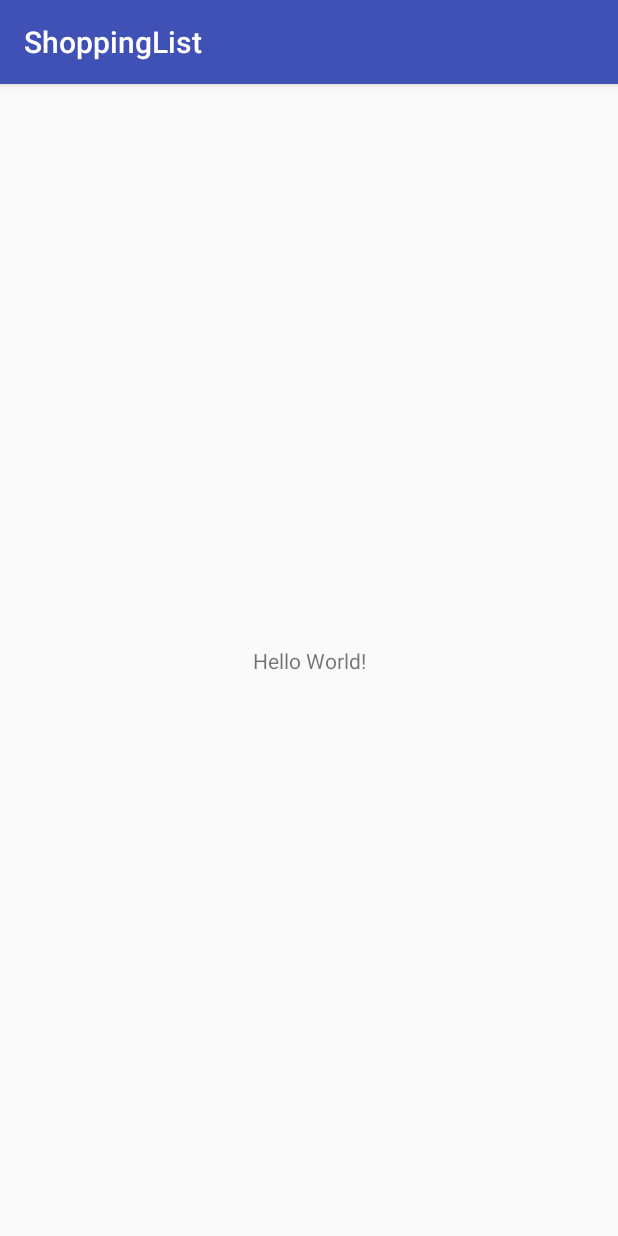
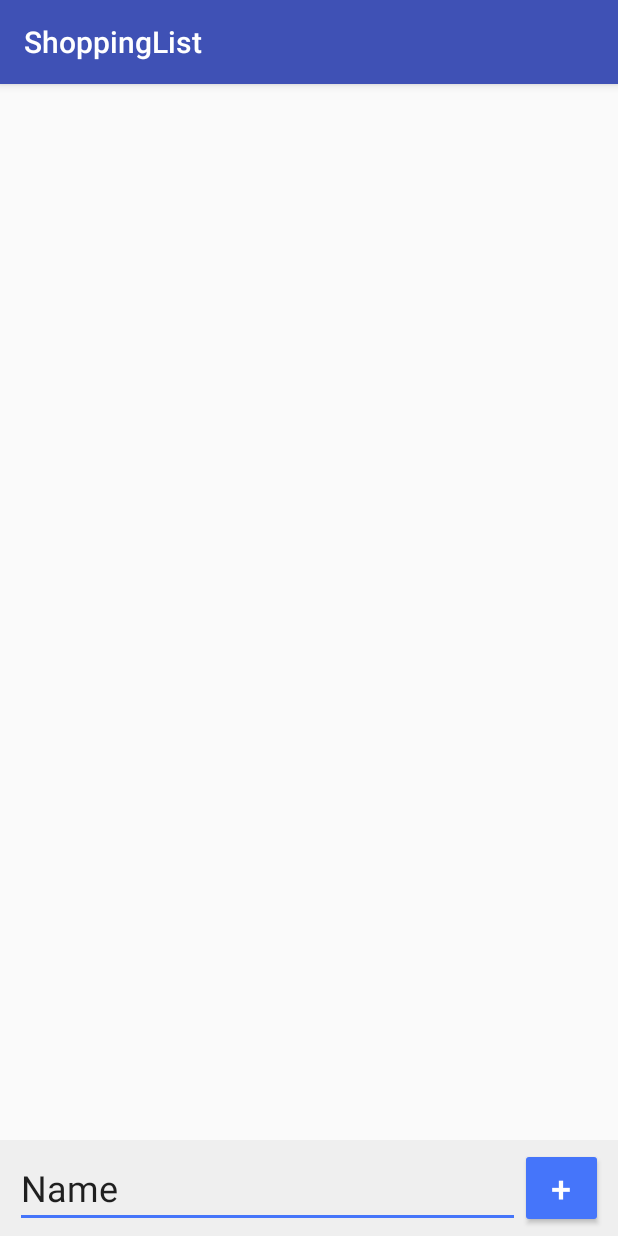
Before and after one commit to seditaa/ShoppingList2, an Android app: the screen it shows after launch (ShoppingListActivity), on a phone screen of 412 x 824 dp. Run offline under Robolectric (Android 15) with nearby library versions, the phone set to English and light mode, and no system bars.

Commit message:
Layout creat

```diff
--- a/app/src/main/java/edu/upc/eseiaat/pma/shoppinglist/ShoppingListActivity.java
+++ b/app/src/main/java/edu/upc/eseiaat/pma/shoppinglist/ShoppingListActivity.java
@@ -2,12 +2,24 @@ package edu.upc.eseiaat.pma.shoppinglist;
 
 import android.support.v7.app.AppCompatActivity;
 import android.os.Bundle;
+import android.view.View;
+import android.widget.EditText;
+import android.widget.ListView;
 
 public class ShoppingListActivity extends AppCompatActivity {
+
+    private ListView list;
+    private EditText edit_item;
 
     @Override
     protected void onCreate(Bundle savedInstanceState) {
         super.onCreate(savedInstanceState);
         setContentView(R.layout.activity_shopping_list);
+
+        list = (ListView) findViewById(R.id.list);
+        edit_item = (EditText) findViewById(R.id.edit_item);
+    }
+
+    public void add_item(View view) {
     }
 }
--- a/app/src/main/res/layout/activity_shopping_list.xml
+++ b/app/src/main/res/layout/activity_shopping_list.xml
@@ -1,18 +1,53 @@
 <?xml version="1.0" encoding="utf-8"?>
-<android.support.constraint.ConstraintLayout xmlns:android="http://schemas.android.com/apk/res/android"
+<RelativeLayout xmlns:android="http://schemas.android.com/apk/res/android"
     xmlns:app="http://schemas.android.com/apk/res-auto"
     xmlns:tools="http://schemas.android.com/tools"
     android:layout_width="match_parent"
     android:layout_height="match_parent"
     tools:context="edu.upc.eseiaat.pma.shoppinglist.ShoppingListActivity">
 
-    <TextView
-        android:layout_width="wrap_content"
-        android:layout_height="wrap_content"
-        android:text="Hello World!"
-        app:layout_constraintBottom_toBottomOf="parent"
-        app:layout_constraintLeft_toLeftOf="parent"
-        app:layout_constraintRight_toRightOf="parent"
-        app:layout_constraintTop_toTopOf="parent" />
+    <ListView
+        android:id="@+id/list"
+        android:layout_width="match_parent"
+        android:layout_height="match_parent"
+        android:layout_above="@+id/editbox" />
 
-</android.support.constraint.ConstraintLayout>
+    <RelativeLayout
+        android:background="#0b000000"
+        android:layout_width="match_parent"
+        android:layout_height="?attr/listPreferredItemHeight"
+        android:layout_alignParentBottom="true"
+        android:layout_alignParentStart="true"
+        android:id="@+id/editbox"
+        android:paddingTop="5dp"
+        android:paddingBottom="5dp"
+        android:paddingLeft="10dp"
+        android:paddingRight="10dp">
+
+        <EditText
+            android:id="@+id/edit_item"
+            android:layout_width="wrap_content"
+            android:layout_height="wrap_content"
+            android:layout_alignParentBottom="true"
+            android:layout_alignParentStart="true"
+            android:layout_alignParentTop="true"
+            android:layout_toStartOf="@+id/btn_add"
+            android:ems="10"
+            android:inputType="textPersonName"
+            android:text="Name"
+            android:textSize="24sp" />
+
+        <Button
+            android:id="@+id/btn_add"
+            style="@style/Widget.AppCompat.Button.Colored"
+            android:layout_width="55dp"
+            android:layout_height="wrap_content"
+            android:layout_alignParentBottom="true"
+            android:layout_alignParentEnd="true"
+            android:layout_alignParentTop="true"
+            android:onClick="add_item"
+            android:text="+"
+            android:textSize="24sp" />
+    </RelativeLayout>
+
+</RelativeLayout>
--- a/app/src/main/res/values/colors.xml
+++ b/app/src/main/res/values/colors.xml
@@ -2,5 +2,5 @@
 <resources>
     <color name="colorPrimary">#3F51B5</color>
     <color name="colorPrimaryDark">#303F9F</color>
-    <color name="colorAccent">#FF4081</color>
+    <color name="colorAccent">#4575fa</color>
 </resources>
```
